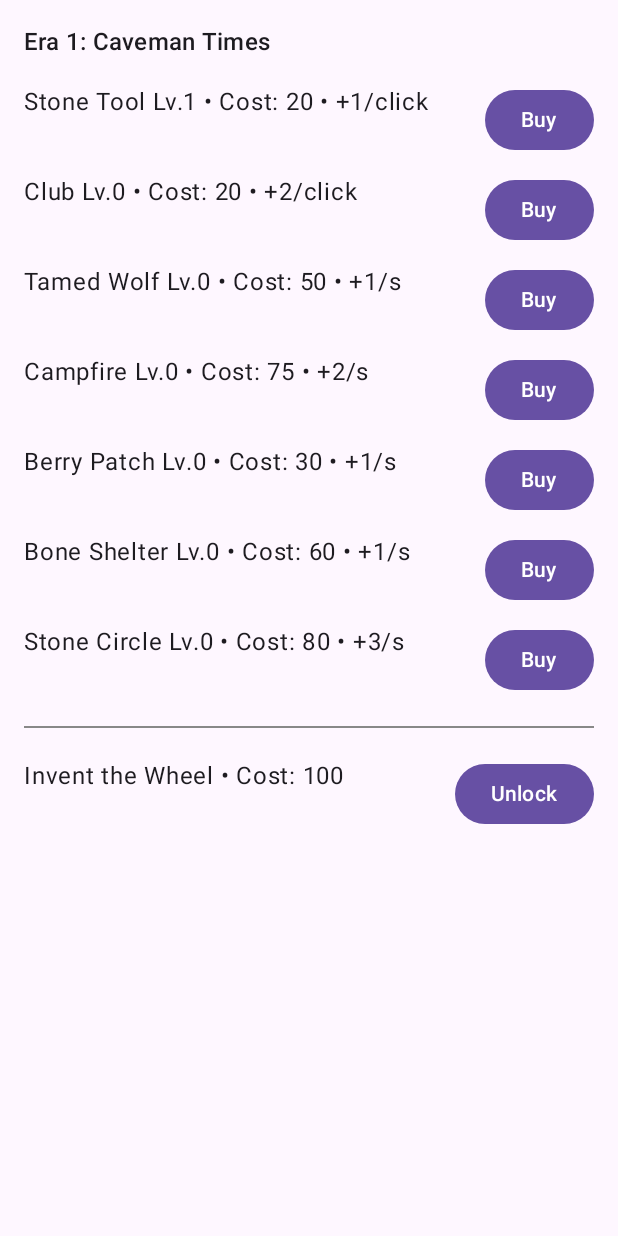
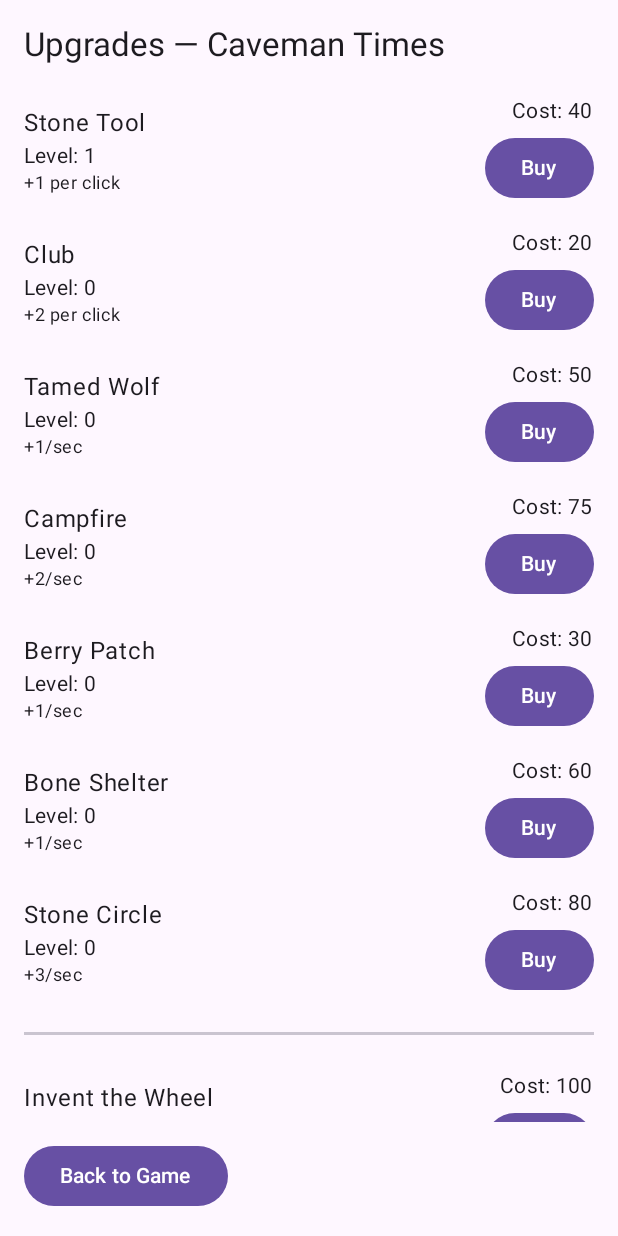
Before and after one commit to Neduha/EraClicker, an Android app built with Jetpack Compose: the UpgradeScreen screen opened through its navigation route, after a tap on "Buy", on a phone screen of 412 x 824 dp. Run offline under Robolectric (Android 15) with nearby library versions, the phone set to English and light mode, and no system bars; our stand-ins replace Room's generated code.

Commit message:
Room added to keep players progress in resources and upgrades, some changes toupgrade screen

```diff
--- /dev/null
+++ b/app/src/main/java/com/example/eraclicker/data/AppDatabase.kt
@@ -0,0 +1,34 @@
+package com.example.eraclicker.data
+
+import com.example.eraclicker.data.PlayerState
+import com.example.eraclicker.data.UpgradeState
+import com.example.eraclicker.data.PlayerStateDao
+import com.example.eraclicker.data.UpgradeStateDao
+
+import android.content.Context
+import androidx.room.Database
+import androidx.room.Room
+import androidx.room.RoomDatabase
+
+@Database(
+    entities = [PlayerState::class, UpgradeState::class],
+    version = 1,
+    exportSchema = false
+)
+abstract class AppDatabase : RoomDatabase() {
+    abstract fun playerStateDao(): PlayerStateDao
+    abstract fun upgradeStateDao(): UpgradeStateDao
+
+    companion object {
+        @Volatile private var INSTANCE: AppDatabase? = null
+
+        fun getInstance(context: Context): AppDatabase =
+            INSTANCE ?: synchronized(this) {
+                INSTANCE ?: Room.databaseBuilder(
+                    context.applicationContext,
+                    AppDatabase::class.java,
+                    "game_db"
+                ).build().also { INSTANCE = it }
+            }
+    }
+}
--- /dev/null
+++ b/app/src/main/java/com/example/eraclicker/data/PlayerState.kt
@@ -0,0 +1,13 @@
+package com.example.eraclicker.data
+
+import androidx.room.Entity
+import androidx.room.PrimaryKey
+
+@Entity(tableName = "player_state")
+data class PlayerState(
+    @PrimaryKey val id: Int = 0,
+    val resources: Int,
+    val clickPower: Int,
+    val passiveIncome: Int,
+    val currentEra: Int
+)
--- /dev/null
+++ b/app/src/main/java/com/example/eraclicker/data/PlayerStateDao.kt
@@ -0,0 +1,15 @@
+package com.example.eraclicker.data
+
+import androidx.room.Dao
+import androidx.room.Insert
+import androidx.room.OnConflictStrategy
+import androidx.room.Query
+
+@Dao
+interface PlayerStateDao {
+    @Query("SELECT * FROM player_state WHERE id = 0")
+    fun get(): PlayerState?
+
+    @Insert(onConflict = OnConflictStrategy.REPLACE)
+    fun upsert(state: PlayerState): Long
+}
--- /dev/null
+++ b/app/src/main/java/com/example/eraclicker/data/UpgradeState.kt
@@ -0,0 +1,10 @@
+package com.example.eraclicker.data
+
+import androidx.room.Entity
+import androidx.room.PrimaryKey
+
+@Entity(tableName = "upgrade_state")
+data class UpgradeState(
+    @PrimaryKey val id: Int,
+    val level: Int
+)
--- /dev/null
+++ b/app/src/main/java/com/example/eraclicker/data/UpgradeStateDao.kt
@@ -0,0 +1,15 @@
+package com.example.eraclicker.data
+
+import androidx.room.Dao
+import androidx.room.Insert
+import androidx.room.OnConflictStrategy
+import androidx.room.Query
+
+@Dao
+interface UpgradeStateDao {
+    @Query("SELECT * FROM upgrade_state")
+    fun getAll(): List<UpgradeState>
+
+    @Insert(onConflict = OnConflictStrategy.REPLACE)
+    fun upsert(state: UpgradeState): Long
+}
--- a/app/src/main/java/com/example/eraclicker/ui/screens/UpgradeScreen.kt
+++ b/app/src/main/java/com/example/eraclicker/ui/screens/UpgradeScreen.kt
@@ -4,83 +4,98 @@ import androidx.compose.foundation.layout.*
 import androidx.compose.foundation.lazy.LazyColumn
 import androidx.compose.foundation.lazy.items
 import androidx.compose.material3.Button
-import androidx.compose.material3.Divider
+import androidx.compose.material3.HorizontalDivider
 import androidx.compose.material3.MaterialTheme
 import androidx.compose.material3.Text
 import androidx.compose.runtime.Composable
+import androidx.compose.ui.Alignment
 import androidx.compose.ui.Modifier
-import androidx.compose.ui.graphics.Color
 import androidx.compose.ui.unit.dp
 import androidx.navigation.NavHostController
+import com.example.eraclicker.model.Upgrade
 import com.example.eraclicker.model.UpgradeType
+import com.example.eraclicker.ui.navigation.Screen
 import com.example.eraclicker.viewmodel.GameViewModel
 
 @Composable
 fun UpgradeScreen(
     navController: NavHostController,
-    gameVm:         GameViewModel
+    gameVm:        GameViewModel
 ) {
-    val eras = (1..gameVm.currentEra).toList()
+    val unlocked = gameVm.upgrades
+        .filter { it.era <= gameVm.currentEra && it.type != UpgradeType.ERA }
 
-    LazyColumn(
-        modifier           = Modifier.fillMaxSize().padding(16.dp),
-        verticalArrangement = Arrangement.spacedBy(12.dp)
+    val eraAdvance = gameVm.upgrades
+        .firstOrNull { it.era == gameVm.currentEra && it.type == UpgradeType.ERA }
+
+    Column(
+        modifier = Modifier
+            .fillMaxSize()
+            .padding(16.dp)
     ) {
-        eras.forEach { era ->
+        Text(
+            text  = "Upgrades — ${gameVm.currentEraName}",
+            style = MaterialTheme.typography.titleLarge
+        )
+        Spacer(Modifier.height(12.dp))
+
+        LazyColumn(modifier = Modifier.weight(1f)) {
+            items(unlocked) { up ->
+                UpgradeRow(up = up, gameVm = gameVm)
+            }
             item {
-                Text(
-                    text  = "Era ${era}: ${gameVm.eraNames[era - 1]}",
-                    style = MaterialTheme.typography.titleMedium,
-                    modifier = Modifier.padding(bottom = 4.dp)
-                )
-            }
-            val eraUpgrades = gameVm.upgrades.filter { it.era == era }
-            val normalUpgrades = eraUpgrades.filter { it.type != UpgradeType.ERA }
-            items(normalUpgrades) { upgrade ->
-                Row(
-                    modifier            = Modifier.fillMaxWidth(),
-                    horizontalArrangement = Arrangement.SpaceBetween
-                ) {
-                    Text(
-                        text = "${upgrade.name} Lv.${upgrade.level} • Cost: ${upgrade.cost} • " +
-                                if (upgrade.type == UpgradeType.CLICK)
-                                    "+${upgrade.bonus}/click"
-                                else
-                                    "+${upgrade.bonus}/s",
-                        style = MaterialTheme.typography.bodyLarge
-                    )
-                    Button(
-                        onClick = { gameVm.buyUpgrade(upgrade.id) },
-                        enabled = gameVm.resources >= upgrade.cost
-                    ) {
-                        Text("Buy")
-                    }
+                Spacer(Modifier.height(16.dp))
+                HorizontalDivider(thickness = 2.dp)
+                Spacer(Modifier.height(16.dp))
+                eraAdvance?.let { up ->
+                    UpgradeRow(up = up, gameVm = gameVm)
                 }
             }
-            item {
-                Divider(
-                    color     = Color.Gray,
-                    thickness = 1.dp,
-                    modifier  = Modifier.padding(vertical = 8.dp)
-                )
-            }
-            item {
-                val bridge = eraUpgrades.first { it.type == UpgradeType.ERA }
-                Row(
-                    modifier            = Modifier.fillMaxWidth(),
-                    horizontalArrangement = Arrangement.SpaceBetween
-                ) {
-                    Text(
-                        text  = "${bridge.name} • Cost: ${bridge.cost}",
-                        style = MaterialTheme.typography.bodyLarge
-                    )
-                    Button(
-                        onClick = { gameVm.buyUpgrade(bridge.id) },
-                        enabled = bridge.level == 0 && gameVm.resources >= bridge.cost
-                    ) {
-                        Text(if (bridge.level == 0) "Unlock" else "Unlocked")
-                    }
-                }
+        }
+
+        Spacer(Modifier.height(12.dp))
+        Button(onClick = { navController.navigate(Screen.Main.route) }) {
+            Text("Back to Game")
+        }
+    }
+}
+
+@Composable
+private fun UpgradeRow(
+    up:     Upgrade,
+    gameVm: GameViewModel
+) {
+
+    val displayCost = up.cost * (up.level + 1)
+
+    Row(
+        modifier = Modifier
+            .fillMaxWidth()
+            .padding(vertical = 8.dp),
+        horizontalArrangement = Arrangement.SpaceBetween,
+        verticalAlignment   = Alignment.CenterVertically
+    ) {
+        Column {
+            Text(up.name, style = MaterialTheme.typography.bodyLarge)
+            Text("Level: ${up.level}", style = MaterialTheme.typography.bodyMedium)
+            Text(
+                text = when (up.type) {
+                    UpgradeType.CLICK   -> "+${up.bonus} per click"
+                    UpgradeType.PASSIVE -> "+${up.bonus}/sec"
+                    UpgradeType.ERA     -> "Advance to next era"
+                },
+                style = MaterialTheme.typography.bodySmall
+            )
+        }
+
+        Column(horizontalAlignment = Alignment.End) {
+            Text("Cost: $displayCost", style = MaterialTheme.typography.bodyMedium)
+            Spacer(Modifier.height(4.dp))
+            Button(
+                onClick = { gameVm.buyUpgrade(up.id) },
+                enabled = gameVm.resources >= displayCost
+            ) {
+                Text("Buy")
             }
         }
     }
--- a/app/src/main/java/com/example/eraclicker/viewmodel/GameViewModel.kt
+++ b/app/src/main/java/com/example/eraclicker/viewmodel/GameViewModel.kt
@@ -1,29 +1,27 @@
 package com.example.eraclicker.viewmodel
 
-import androidx.lifecycle.ViewModel
+import android.app.Application
+import androidx.lifecycle.AndroidViewModel
 import androidx.lifecycle.viewModelScope
 import androidx.compose.runtime.getValue
 import androidx.compose.runtime.mutableStateListOf
 import androidx.compose.runtime.mutableStateOf
 import androidx.compose.runtime.setValue
+import com.example.eraclicker.data.AppDatabase
+import com.example.eraclicker.data.PlayerState
+import com.example.eraclicker.data.UpgradeState
 import com.example.eraclicker.model.Upgrade
 import com.example.eraclicker.model.UpgradeType
-import kotlinx.coroutines.delay
+import kotlinx.coroutines.Dispatchers
 import kotlinx.coroutines.launch
+import kotlinx.coroutines.withContext
 
-class GameViewModel : ViewModel() {
+class GameViewModel(app: Application) : AndroidViewModel(app) {
 
-    var resources by mutableStateOf(1000)
-        private set
-
-    var clickPower by mutableStateOf(1)
-        private set
-
-    var passiveIncome by mutableStateOf(0)
-        private set
-
-    var currentEra by mutableStateOf(1)
-        private set
+    var resources by mutableStateOf(1000); private set
+    var clickPower by mutableStateOf(1); private set
+    var passiveIncome by mutableStateOf(0); private set
+    var currentEra by mutableStateOf(1); private set
 
     val eraNames = listOf(
         "Caveman Times",
@@ -40,79 +38,79 @@ class GameViewModel : ViewModel() {
 
     var upgrades = mutableStateListOf(
         // ERA 1 – Caveman
-        Upgrade(1, "Invent the Wheel", 100, 0, UpgradeType.ERA,     1, 0),
-        Upgrade(2, "Stone Tool",        10, 1, UpgradeType.CLICK,   1, 0),
-        Upgrade(3, "Club",             20, 2, UpgradeType.CLICK,   1, 0),
-        Upgrade(4, "Tamed Wolf",       50, 1, UpgradeType.PASSIVE, 1, 0),
-        Upgrade(5, "Campfire",         75, 2, UpgradeType.PASSIVE, 1, 0),
-        Upgrade(6, "Berry Patch",      30, 1, UpgradeType.PASSIVE, 1, 0),
-        Upgrade(7, "Bone Shelter",     60, 1, UpgradeType.PASSIVE, 1, 0),
-        Upgrade(8, "Stone Circle",     80, 3, UpgradeType.PASSIVE, 1, 0),
+        Upgrade(1,  "Invent the Wheel",     100,   0, UpgradeType.ERA,     1, 0),
+        Upgrade(2,  "Stone Tool",            10,   1, UpgradeType.CLICK,   1, 0),
+        Upgrade(3,  "Club",                  20,   2, UpgradeType.CLICK,   1, 0),
+        Upgrade(4,  "Tamed Wolf",            50,   1, UpgradeType.PASSIVE, 1, 0),
+        Upgrade(5,  "Campfire",              75,   2, UpgradeType.PASSIVE, 1, 0),
+        Upgrade(6,  "Berry Patch",           30,   1, UpgradeType.PASSIVE, 1, 0),
+        Upgrade(7,  "Bone Shelter",          60,   1, UpgradeType.PASSIVE, 1, 0),
+        Upgrade(8,  "Stone Circle",          80,   3, UpgradeType.PASSIVE, 1, 0),
 
         // ERA 2 – Tribal
-        Upgrade(9,  "Tame the Horse",    500, 0, UpgradeType.ERA,     2, 0),
-        Upgrade(10, "Flint Axe",         60, 2, UpgradeType.CLICK,   2, 0),
-        Upgrade(11, "Bronze Blade",     120, 5, UpgradeType.CLICK,   2, 0),
-        Upgrade(12, "Goat Herd",        200, 2, UpgradeType.PASSIVE, 2, 0),
-        Upgrade(13, "Clay Hut",         300, 3, UpgradeType.PASSIVE, 2, 0),
-        Upgrade(14, "Crop Field",       150, 1, UpgradeType.PASSIVE, 2, 0),
-        Upgrade(15, "Smoked Meat Rack", 250, 2, UpgradeType.PASSIVE, 2, 0),
-        Upgrade(16, "Totem Circle",     350, 4, UpgradeType.PASSIVE, 2, 0),
+        Upgrade(9,  "Tame the Horse",       500,   0, UpgradeType.ERA,     2, 0),
+        Upgrade(10, "Flint Axe",             60,   2, UpgradeType.CLICK,   2, 0),
+        Upgrade(11, "Bronze Blade",         120,   5, UpgradeType.CLICK,   2, 0),
+        Upgrade(12, "Goat Herd",            200,   2, UpgradeType.PASSIVE, 2, 0),
+        Upgrade(13, "Clay Hut",             300,   3, UpgradeType.PASSIVE, 2, 0),
+        Upgrade(14, "Crop Field",           150,   1, UpgradeType.PASSIVE, 2, 0),
+        Upgrade(15, "Smoked Meat Rack",     250,   2, UpgradeType.PASSIVE, 2, 0),
+        Upgrade(16, "Totem Circle",         350,   4, UpgradeType.PASSIVE, 2, 0),
 
         // ERA 3 – Ancient
-        Upgrade(17, "Invent Writing",    2000, 0, UpgradeType.ERA,    3, 0),
-        Upgrade(18, "Iron Pickaxe",       250, 5, UpgradeType.CLICK,  3, 0),
-        Upgrade(19, "Catapult Operator",  500,10, UpgradeType.CLICK,  3, 0),
-        Upgrade(20, "Market Square",     800, 5, UpgradeType.PASSIVE,3, 0),
-        Upgrade(21, "Bathhouse",        1200, 8, UpgradeType.PASSIVE,3, 0),
-        Upgrade(22, "Scholars’ Den",    1500,10, UpgradeType.PASSIVE,3, 0),
-        Upgrade(23, "Grain Storage",     700, 3, UpgradeType.PASSIVE,3, 0),
-        Upgrade(24, "Amphitheater",     1000, 6, UpgradeType.PASSIVE,3, 0),
+        Upgrade(17, "Invent Writing",      2000,   0, UpgradeType.ERA,     3, 0),
+        Upgrade(18, "Iron Pickaxe",         250,   5, UpgradeType.CLICK,   3, 0),
+        Upgrade(19, "Catapult Operator",    500,  10, UpgradeType.CLICK,   3, 0),
+        Upgrade(20, "Market Square",        800,   5, UpgradeType.PASSIVE, 3, 0),
+        Upgrade(21, "Bathhouse",           1200,   8, UpgradeType.PASSIVE, 3, 0),
+        Upgrade(22, "Scholars’ Den",       1500,  10, UpgradeType.PASSIVE, 3, 0),
+        Upgrade(23, "Grain Storage",        700,   3, UpgradeType.PASSIVE, 3, 0),
+        Upgrade(24, "Amphitheater",        1000,   6, UpgradeType.PASSIVE, 3, 0),
 
         // ERA 4 – Industrial
-        Upgrade(25, "Harness Electricity",5000,0, UpgradeType.ERA,    4, 0),
-        Upgrade(26, "Steam Hammer",       600, 15,UpgradeType.CLICK,  4, 0),
-        Upgrade(27, "Typewriter",         800, 20,UpgradeType.CLICK,  4, 0),
-        Upgrade(28, "Coal Mine",         2000, 10,UpgradeType.PASSIVE,4, 0),
-        Upgrade(29, "Textile Mill",      2500, 15,UpgradeType.PASSIVE,4, 0),
-        Upgrade(30, "Train Line",        3000, 20,UpgradeType.PASSIVE,4, 0),
-        Upgrade(31, "Assembly Line",     3500, 25,UpgradeType.PASSIVE,4, 0),
-        Upgrade(32, "Telegraph Station", 4000, 30,UpgradeType.PASSIVE,4, 0),
+        Upgrade(25, "Harness Electricity",  5000,   0, UpgradeType.ERA,     4, 0),
+        Upgrade(26, "Steam Hammer",         600,  15, UpgradeType.CLICK,   4, 0),
+        Upgrade(27, "Typewriter",           800,  20, UpgradeType.CLICK,   4, 0),
+        Upgrade(28, "Coal Mine",           2000,  10, UpgradeType.PASSIVE, 4, 0),
+        Upgrade(29, "Textile Mill",        2500,  15, UpgradeType.PASSIVE, 4, 0),
+        Upgrade(30, "Train Line",          3000,  20, UpgradeType.PASSIVE, 4, 0),
+        Upgrade(31, "Assembly Line",       3500,  25, UpgradeType.PASSIVE, 4, 0),
+        Upgrade(32, "Telegraph Station",   4000,  30, UpgradeType.PASSIVE, 4, 0),
 
         // ERA 5 – Digital
-        Upgrade(33, "Create AI",        15000, 0, UpgradeType.ERA,    5, 0),
-        Upgrade(34, "Mechanical Keyboard",1200,25,UpgradeType.CLICK,  5, 0),
-        Upgrade(35, "Robot Controller",  2000,40,UpgradeType.CLICK,  5, 0),
-        Upgrade(36, "Server Rack",       5000, 30,UpgradeType.PASSIVE,5, 0),
-        Upgrade(37, "Crypto Miner",      6000, 40,UpgradeType.PASSIVE,5, 0),
-        Upgrade(38, "App Store",         7000, 50,UpgradeType.PASSIVE,5, 0),
-        Upgrade(39, "Smart Home Grid",   8000, 60,UpgradeType.PASSIVE,5, 0),
-        Upgrade(40, "Ad Network",        9000, 70,UpgradeType.PASSIVE,5, 0),
+        Upgrade(33, "Create AI",          15000,   0, UpgradeType.ERA,     5, 0),
+        Upgrade(34, "Mechanical Keyboard",1200,  25, UpgradeType.CLICK,   5, 0),
+        Upgrade(35, "Robot Controller",    2000,  40, UpgradeType.CLICK,   5, 0),
+        Upgrade(36, "Server Rack",         5000,  30, UpgradeType.PASSIVE, 5, 0),
+        Upgrade(37, "Crypto Miner",        6000,  40, UpgradeType.PASSIVE, 5, 0),
+        Upgrade(38, "App Store",           7000,  50, UpgradeType.PASSIVE, 5, 0),
+        Upgrade(39, "Smart Home Grid",     8000,  60, UpgradeType.PASSIVE, 5, 0),
+        Upgrade(40, "Ad Network",          9000,  70, UpgradeType.PASSIVE, 5, 0),
 
         // ERA 6 – Post-Digital
-        Upgrade(41, "Achieve Singularity",40000,0,UpgradeType.ERA,    6, 0),
-        Upgrade(42, "Neural Tap",        2500,50,UpgradeType.CLICK,  6, 0),
-        Upgrade(43, "Nanobot Injector",  4000,80,UpgradeType.CLICK,  6, 0),
-        Upgrade(44, "Cloud AI Farm",     10000,70,UpgradeType.PASSIVE,6, 0),
-        Upgrade(45, "Orbital Solar Ring",12000,90,UpgradeType.PASSIVE,6, 0),
-        Upgrade(46, "Automated Utopia",  15000,110,UpgradeType.PASSIVE,6, 0),
-        Upgrade(47, "Biofabricator",     18000,130,UpgradeType.PASSIVE,6, 0),
-        Upgrade(48, "Memory Forge",      20000,150,UpgradeType.PASSIVE,6, 0),
+        Upgrade(41, "Achieve Singularity",40000,   0, UpgradeType.ERA,     6, 0),
+        Upgrade(42, "Neural Tap",         2500,  50, UpgradeType.CLICK,   6, 0),
+        Upgrade(43, "Nanobot Injector",   4000,  80, UpgradeType.CLICK,   6, 0),
+        Upgrade(44, "Cloud AI Farm",     10000,  70, UpgradeType.PASSIVE, 6, 0),
+        Upgrade(45, "Orbital Solar Ring",12000,  90, UpgradeType.PASSIVE, 6, 0),
+        Upgrade(46, "Automated Utopia",  15000, 110, UpgradeType.PASSIVE, 6, 0),
+        Upgrade(47, "Biofabricator",     18000,130, UpgradeType.PASSIVE, 6, 0),
+        Upgrade(48, "Memory Forge",      20000,150, UpgradeType.PASSIVE, 6, 0),
 
         // ERA 7 – Interstellar
-        Upgrade(49, "Stabilize Quantum Reality",100000,0,UpgradeType.ERA,7,0),
-        Upgrade(50, "Wormhole Harvester",    5000,100,UpgradeType.CLICK,  7, 0),
-        Upgrade(51, "Antimatter Splicer",    8000,150,UpgradeType.CLICK,  7, 0),
-        Upgrade(52, "Planetary Colonies",   20000,120,UpgradeType.PASSIVE,7, 0),
-        Upgrade(53, "Deep Space Market",    25000,140,UpgradeType.PASSIVE,7, 0),
-        Upgrade(54, "Alien Trade Pact",     30000,160,UpgradeType.PASSIVE,7, 0),
-        Upgrade(55, "Starforge Reactor",    35000,180,UpgradeType.PASSIVE,7, 0),
-        Upgrade(56, "Dimensional Network",  40000,200,UpgradeType.PASSIVE,7, 0),
+        Upgrade(49, "Stabilize Quantum Reality",100000,0,UpgradeType.ERA, 7, 0),
+        Upgrade(50, "Wormhole Harvester",    5000,100,UpgradeType.CLICK,   7, 0),
+        Upgrade(51, "Antimatter Splicer",    8000,150,UpgradeType.CLICK,   7, 0),
+        Upgrade(52, "Planetary Colonies",   20000,120,UpgradeType.PASSIVE, 7, 0),
+        Upgrade(53, "Deep Space Market",    25000,140,UpgradeType.PASSIVE, 7, 0),
+        Upgrade(54, "Alien Trade Pact",     30000,160,UpgradeType.PASSIVE, 7, 0),
+        Upgrade(55, "Starforge Reactor",    35000,180,UpgradeType.PASSIVE, 7, 0),
+        Upgrade(56, "Dimensional Network",  40000,200,UpgradeType.PASSIVE, 7, 0),
 
         // ERA 8 – Ascended
         Upgrade(57, "Collapse the Simulation",250000,0,UpgradeType.ERA,    8, 0),
-        Upgrade(58, "Reality Stitcher",      10000,200,UpgradeType.CLICK, 8, 0),
-        Upgrade(59, "Will of the Void",      15000,300,UpgradeType.CLICK, 8, 0),
+        Upgrade(58, "Reality Stitcher",      10000,200,UpgradeType.CLICK,  8, 0),
+        Upgrade(59, "Will of the Void",      15000,300,UpgradeType.CLICK,  8, 0),
         Upgrade(60, "Simulated Universes",   50000,180,UpgradeType.PASSIVE,8, 0),
         Upgrade(61, "Eternity Engine",       60000,220,UpgradeType.PASSIVE,8, 0),
         Upgrade(62, "Quantum Hive",          70000,260,UpgradeType.PASSIVE,8, 0),
@@ -120,34 +118,81 @@ class GameViewModel : ViewModel() {
         Upgrade(64, "Thought Loop Farm",     90000,350,UpgradeType.PASSIVE,8, 0)
     )
 
+    private val db         = AppDatabase.getInstance(app)
+    private val playerDao  = db.playerStateDao()
+    private val upgradeDao = db.upgradeStateDao()
+
     init {
         viewModelScope.launch {
+            withContext(Dispatchers.IO) {
+                playerDao.get()?.also { ps ->
+                    resources     = ps.resources
+                    clickPower    = ps.clickPower
+                    passiveIncome = ps.passiveIncome
+                    currentEra    = ps.currentEra
+                }
+                val saved = upgradeDao.getAll().associateBy { it.id }
+                upgrades.replaceAll { up ->
+                    up.copy(level = saved[up.id]?.level ?: 0)
+                }
+            }
+        }
+        viewModelScope.launch {
             while (true) {
-                delay(1000L)
+                kotlinx.coroutines.delay(1000L)
                 if (passiveIncome > 0) {
                     resources += passiveIncome
+                    persistPlayer()
                 }
             }
         }
     }
 
+    private fun persistPlayer() {
+        viewModelScope.launch(Dispatchers.IO) {
+            playerDao.upsert(
+                PlayerState(
+                    id            = 0,
+                    resources     = resources,
+                    clickPower    = clickPower,
+                    passiveIncome = passiveIncome,
+                    currentEra    = currentEra
+                )
+            )
+        }
+    }
+
+    private fun persistUpgrade(up: Upgrade) {
+        viewModelScope.launch(Dispatchers.IO) {
+            upgradeDao.upsert(UpgradeState(id = up.id, level = up.level))
+        }
+    }
+
     fun onClickResource() {
         resources += clickPower
+        persistPlayer()
     }
 
     fun buyUpgrade(id: Int) {
-        val index = upgrades.indexOfFirst { it.id == id && it.era == currentEra }
-        if (index < 0) return
-        val up = upgrades[index]
-        if (resources < up.cost) return
+        val idx = upgrades.indexOfFirst { it.id == id && it.era <= currentEra }
+        if (idx < 0) return
 
-        resources -= up.cost
-        upgrades[index] = up.copy(level = up.level + 1)
+        val up = upgrades[idx]
+        val cost = up.cost * (up.level + 1)
+        if (resources < cost) return
+
+        resources -= cost
+        val newLevel = up.level + 1
+        upgrades[idx] = up.copy(level = newLevel)
 
         when (up.type) {
             UpgradeType.CLICK   -> clickPower    += up.bonus
             UpgradeType.PASSIVE -> passiveIncome += up.bonus
             UpgradeType.ERA     -> currentEra     = (currentEra + 1).coerceAtMost(eraNames.size)
         }
+
+        persistPlayer()
+        persistUpgrade(up.copy(level = newLevel))
     }
+
 }
```
Also changed, not shown: app/build.gradle.kts (+7 -3 lines), gradle/libs.versions.toml (+7 -0 lines).
